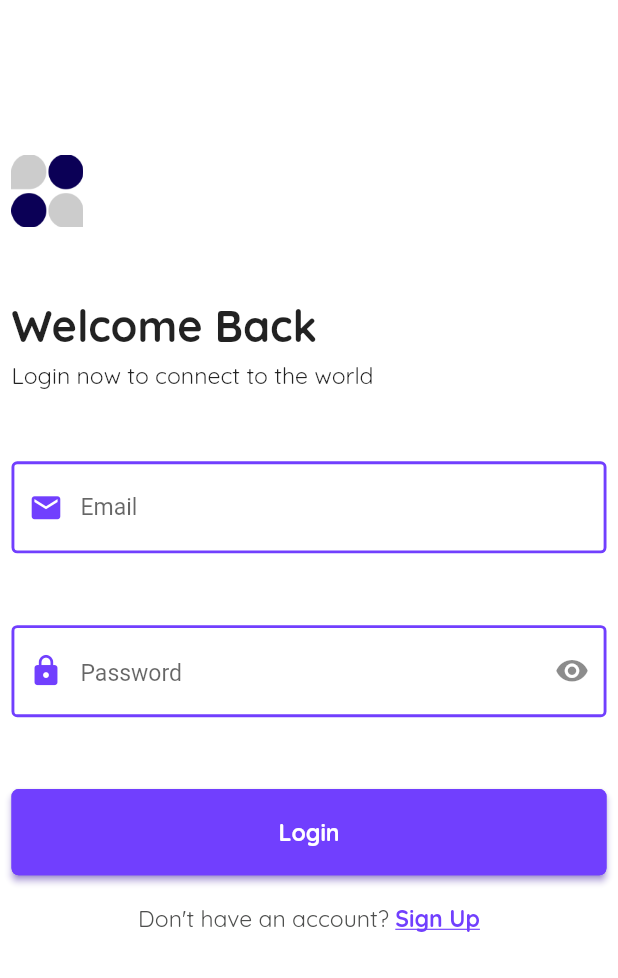
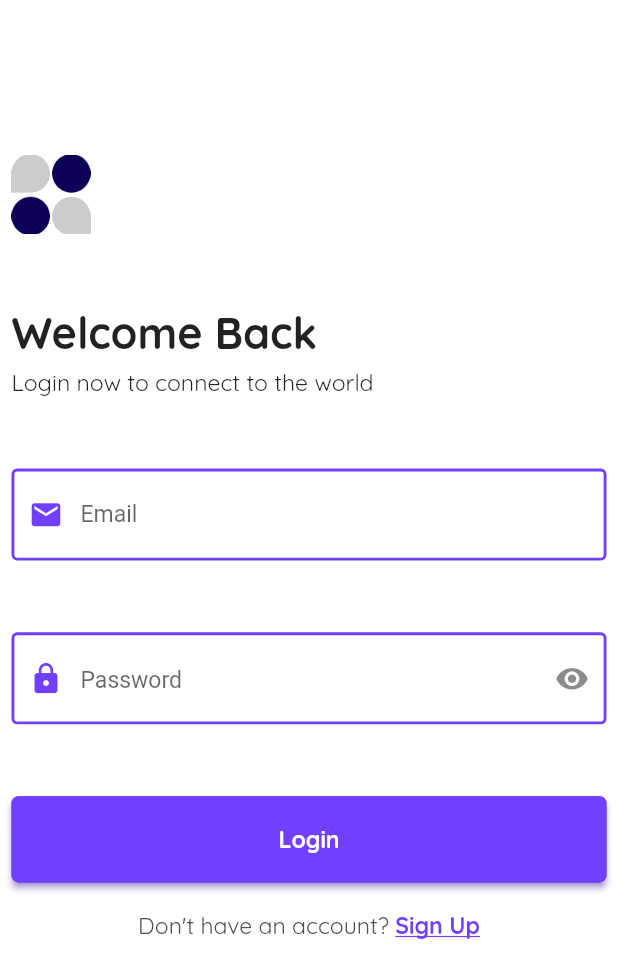
Before and after one commit to mcbryan1/talkchaw, a Flutter app: the Login screen opened directly, on a phone screen of 412 x 824 dp. Shown: the top 978 px of the screen. Run offline on Flutter 3.47's test engine with Material 2 defaults, Android fonts, the light colour scheme and no system bars; our stand-ins replace cloud_firestore, firebase_auth, firebase_core, go_router, google_fonts, responsive_framework and 1 more; accounts and stored records are empty.

Commit message:
welcome messages for both login and signup

```diff
--- a/lib/screens/major_screens/auth/login.dart
+++ b/lib/screens/major_screens/auth/login.dart
@@ -49,8 +49,8 @@ class _LoginState extends State<Login> {
             ),
             // Logo
             Container(
-              height: 50,
-              width: 50,
+              height: 55,
+              width: 55,
               decoration: const BoxDecoration(
                 image: DecorationImage(
                   image: AssetImage('assets/images/logo.png'),
@@ -214,6 +214,8 @@ class _LoginState extends State<Login> {
               snapshot.docs[0].get('lastName'));
           // Navigate to home screen
           nextScreenReplace(context, const HomeScreen());
+          showSnackbarWithoutAction(context, Colors.green,
+              'Welcome Back ${snapshot.docs[0].get('firstName')}');
         } else {
           showSnackbar(context, Colors.red, value);
           setState(() {
--- a/lib/screens/major_screens/auth/signup.dart
+++ b/lib/screens/major_screens/auth/signup.dart
@@ -297,6 +297,8 @@ class _SignupState extends State<Signup> {
 
           // Navigate to home screen
           nextScreenReplace(context, const HomeScreen());
+          showSnackbarWithoutAction(context, Colors.green,
+              'Registration Successful, Welcome $firstName');
         } else {
           showSnackbar(context, Colors.red, value);
           setState(() {
```
Also changed, not shown: lib/constant.dart (+14 -0 lines).
